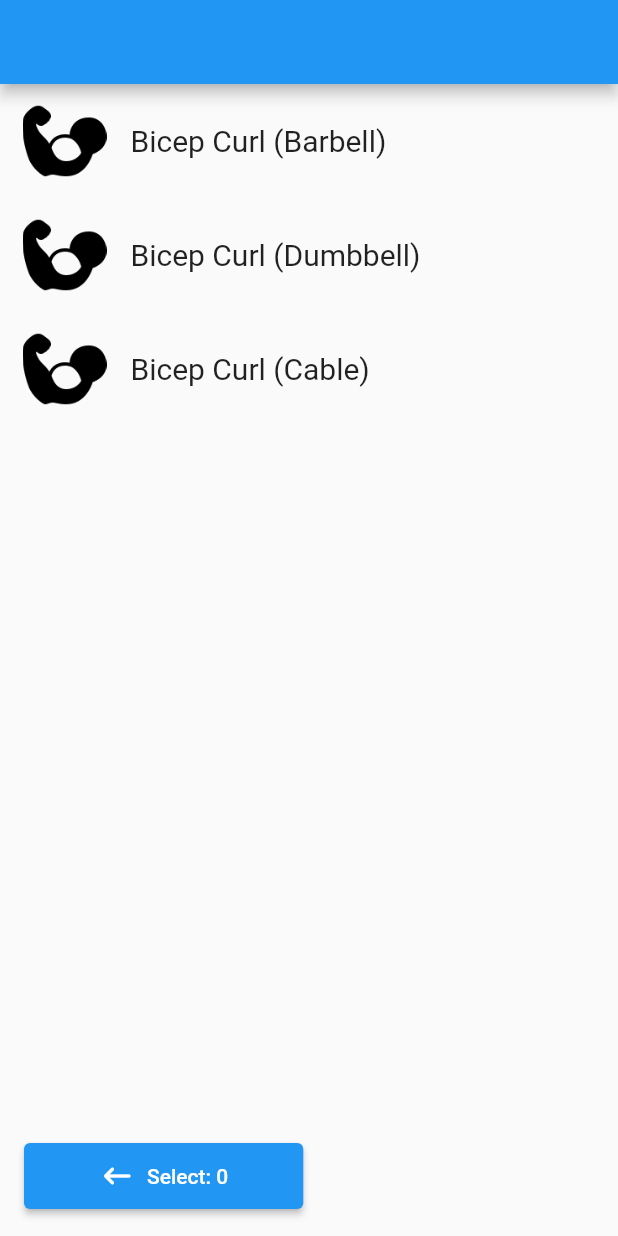
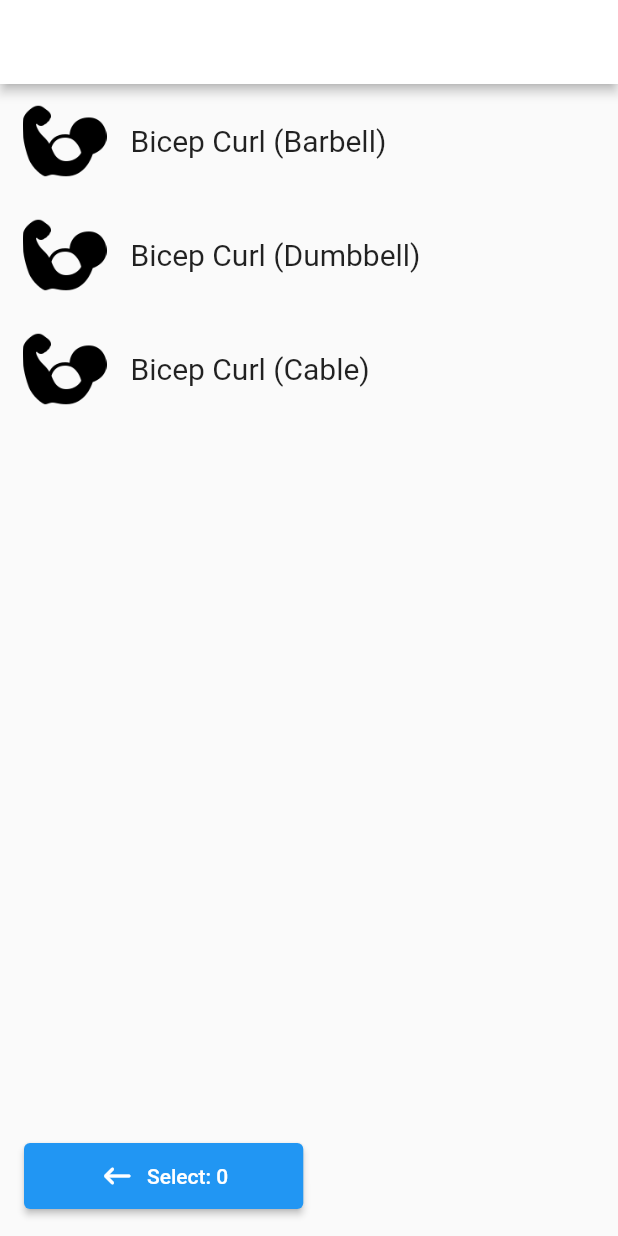
Before and after one commit to vitalikmordak/gym_tracker, a Flutter app: the ExercisesPage screen opened directly, after a tap on "Biceps", on a phone screen of 412 x 824 dp. Run offline on Flutter 3.47's test engine with Material 2 defaults, Android fonts, the phone set to English and light mode, and no system bars; our stand-ins replace table_calendar.

Commit message:
make AppBar style similar for all screens

```diff
--- /dev/null
+++ b/lib/constants.dart
@@ -0,0 +1,8 @@
+
+import 'package:flutter/cupertino.dart';
+import 'package:flutter/material.dart';
+
+
+const Color appBarForegroundColor = Colors.black87;
+const Color appBarBackgroundColor = CupertinoColors.systemBackground;
+const double appBarElevation = 3.0;
--- a/lib/screens/exercise_category_page.dart
+++ b/lib/screens/exercise_category_page.dart
@@ -1,4 +1,5 @@
 import 'package:flutter/material.dart';
+import 'package:gym_tracker/constants.dart' as constants;
 
 class ExerciseCategoryPage extends StatefulWidget {
   const ExerciseCategoryPage(
@@ -22,12 +23,18 @@ class _ExerciseCategoryPageState extends State<ExerciseCategoryPage> {
   @override
   Widget build(BuildContext context) {
     return Scaffold(
-      appBar: AppBar(automaticallyImplyLeading: !widget.selectExercise),
+      appBar: AppBar(
+        automaticallyImplyLeading: !widget.selectExercise,
+        foregroundColor: constants.appBarForegroundColor,
+        backgroundColor: constants.appBarBackgroundColor,
+        elevation: constants.appBarElevation,
+      ),
       floatingActionButton: Visibility(
         visible: widget.selectExercise,
         child: ElevatedButton.icon(
             style: ElevatedButton.styleFrom(
-                padding: EdgeInsets.symmetric(horizontal: 50.0, vertical: 10.0)),
+                padding:
+                    EdgeInsets.symmetric(horizontal: 50.0, vertical: 10.0)),
             icon: Icon(Icons.keyboard_backspace_rounded),
             label: Text('Select: ${_selectedExercise.length}'),
             onPressed: () {
--- a/lib/screens/exercises_page.dart
+++ b/lib/screens/exercises_page.dart
@@ -2,6 +2,7 @@ import 'package:flutter/material.dart';
 import 'package:gym_tracker/screens/exercise_category_page.dart';
 import 'package:gym_tracker/storage/in_memory_storage.dart';
 import 'package:gym_tracker/vo/excercise.dart';
+import 'package:gym_tracker/constants.dart' as constants;
 
 class ExercisesPage extends StatefulWidget {
   const ExercisesPage({Key? key, this.selectExercise = false})
@@ -24,6 +25,9 @@ class _ExercisesPageState extends State<ExercisesPage> {
     return Scaffold(
       appBar: AppBar(
         title: Text('Exercises'),
+        foregroundColor: constants.appBarForegroundColor,
+        backgroundColor: constants.appBarBackgroundColor,
+        elevation: constants.appBarElevation,
       ),
       floatingActionButton: Visibility(
         visible: widget.selectExercise,
```
Also changed, not shown: lib/screens/history_page.dart (+6 -2 lines), lib/screens/start_workout_page.dart (+4 -3 lines).
